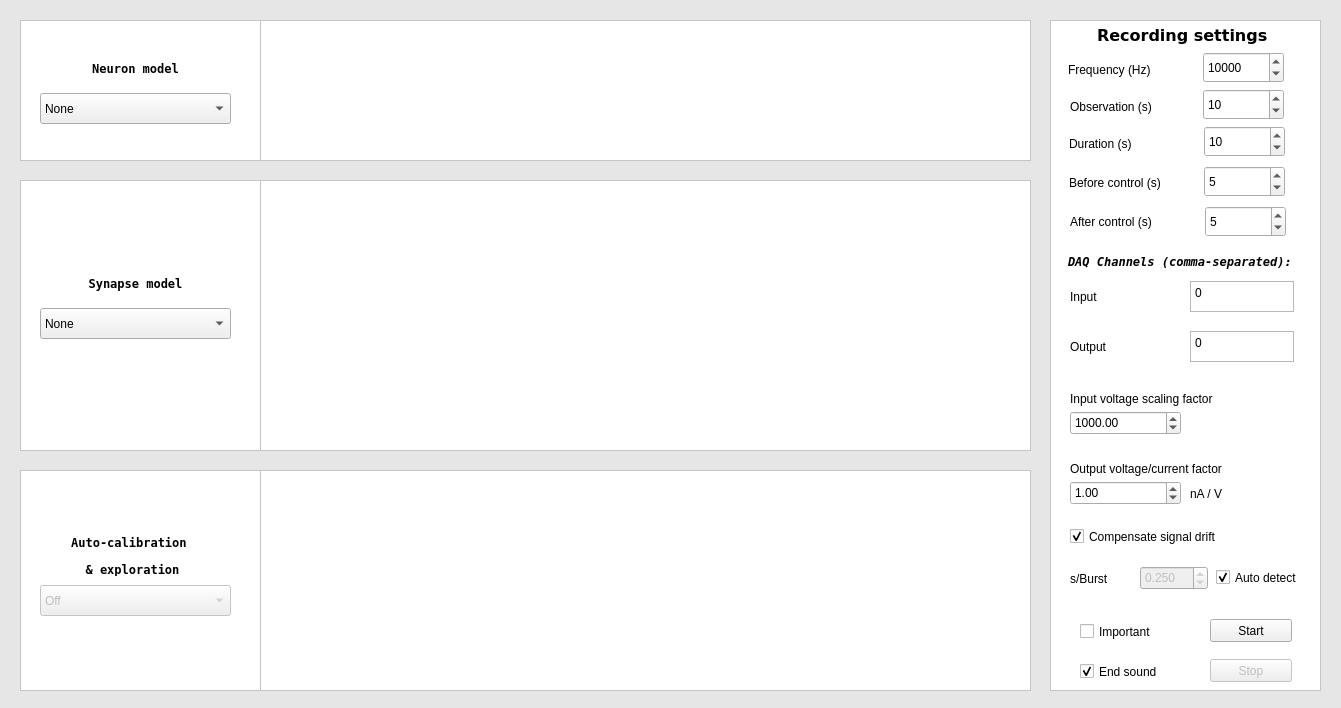
The window that gui/rthybrid.ui (GNB-UAM/RTHybrid) describes before a commit, drawn with Qt 5.
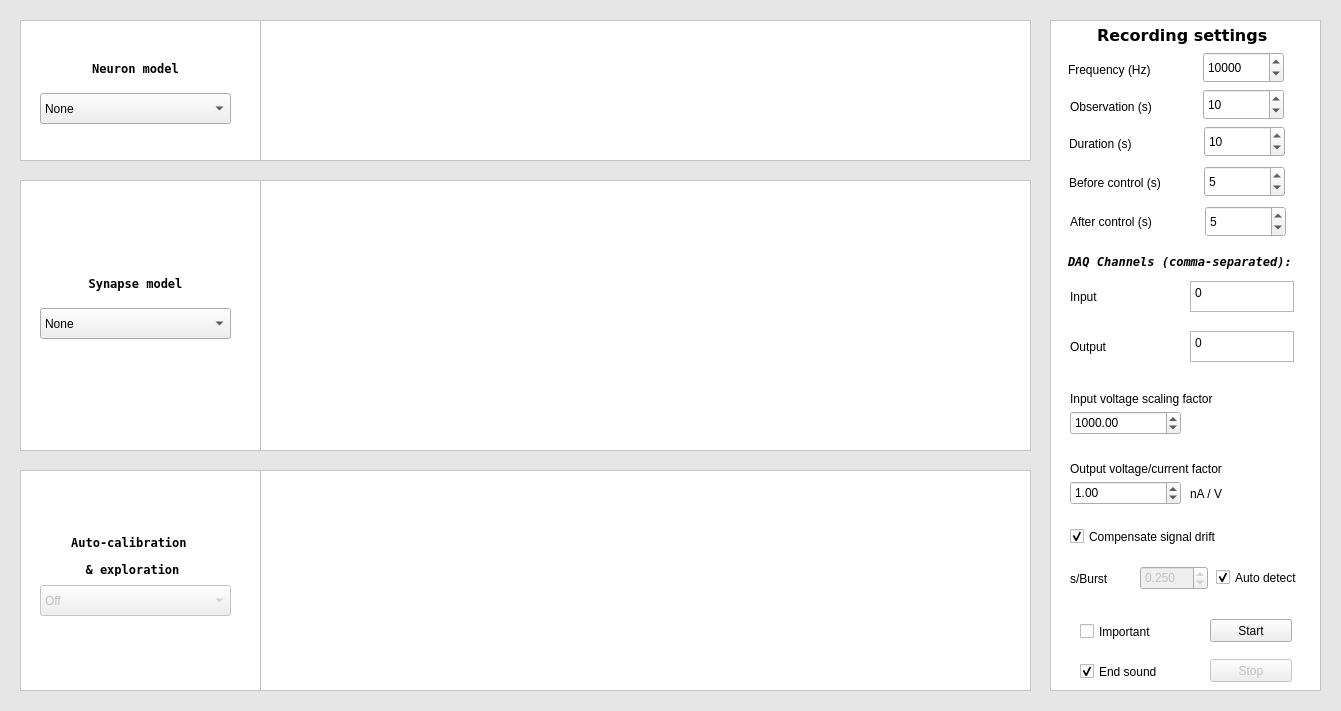
The same window after the commit. Icons and pictures are not drawn.

The edit to the form file:
```diff
--- a/gui/rthybrid.ui
+++ b/gui/rthybrid.ui
@@ -7,7 +7,7 @@
     <x>0</x>
     <y>0</y>
     <width>1341</width>
-    <height>708</height>
+    <height>711</height>
    </rect>
   </property>
   <property name="windowTitle">
```
Left out of the diff: 13 changed lines with no effect on the pictures.
